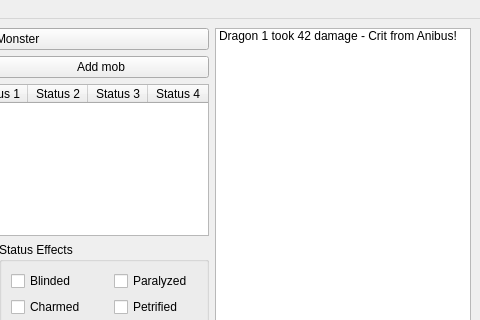
This is DnDForm.ui in MattSucich/DnD-Helper as Qt 5 draws it before an edit; both pictures show x 222 to 702 and y 0 to 320 of the 702 by 677 pixel window. The edited form follows.
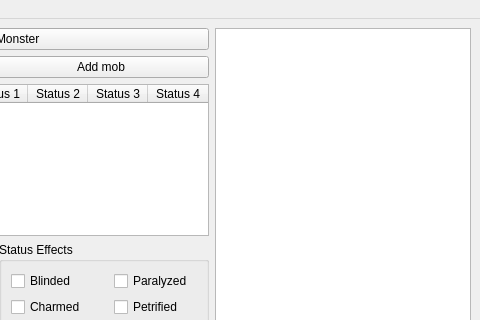
This is the edited form.

Commit message: implemented Mobs, damage, healing, and battle log

Patch:
```diff
--- a/DnDForm.ui
+++ b/DnDForm.ui
@@ -506,11 +506,12 @@
         <height>0</height>
        </size>
       </property>
-      <item>
-       <property name="text">
-        <string>Dragon 1 took 42 damage - Crit from Anibus!</string>
-       </property>
-      </item>
+      <property name="isWrapping" stdset="0">
+       <bool>true</bool>
+      </property>
+      <property name="wordWrap">
+       <bool>true</bool>
+      </property>
      </widget>
     </item>
    </layout>
```
Left out of the diff: 8 changed lines with no effect on the pictures. The commit also changes 3 other files.
